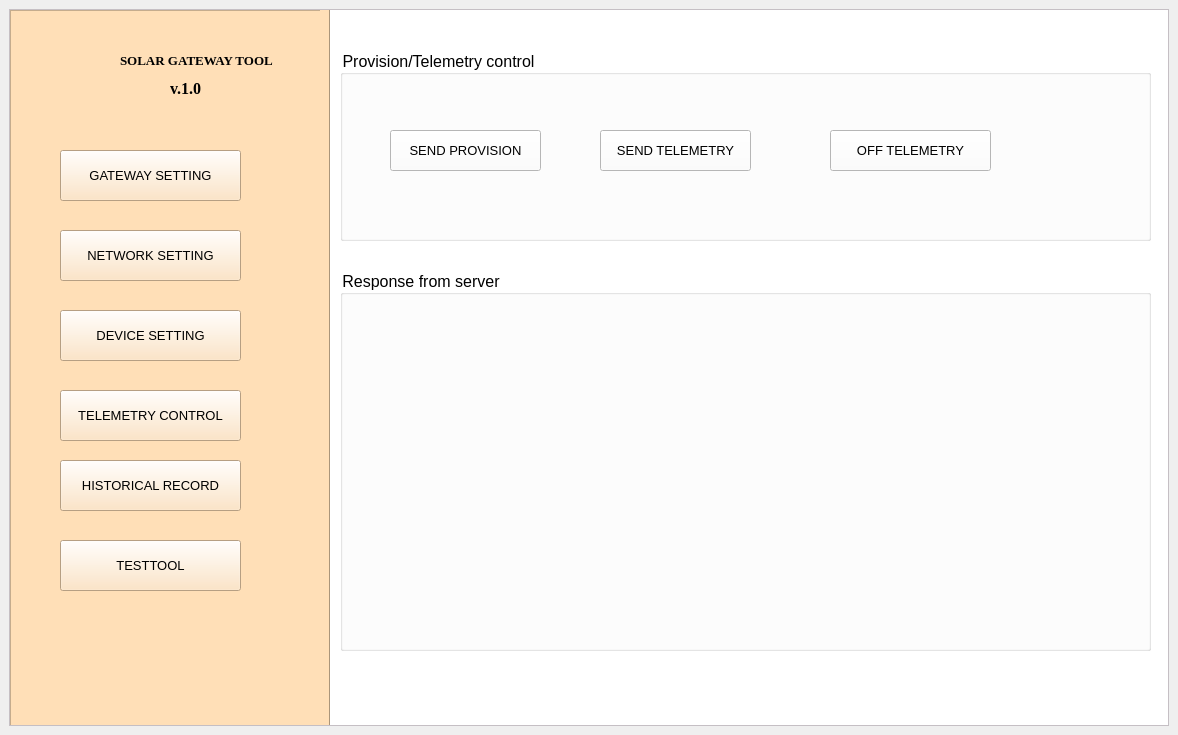
The window that Thesis/configUI/UI/telemetry.ui (tnt310/ptn209b3) describes before a commit, drawn with Qt 5.
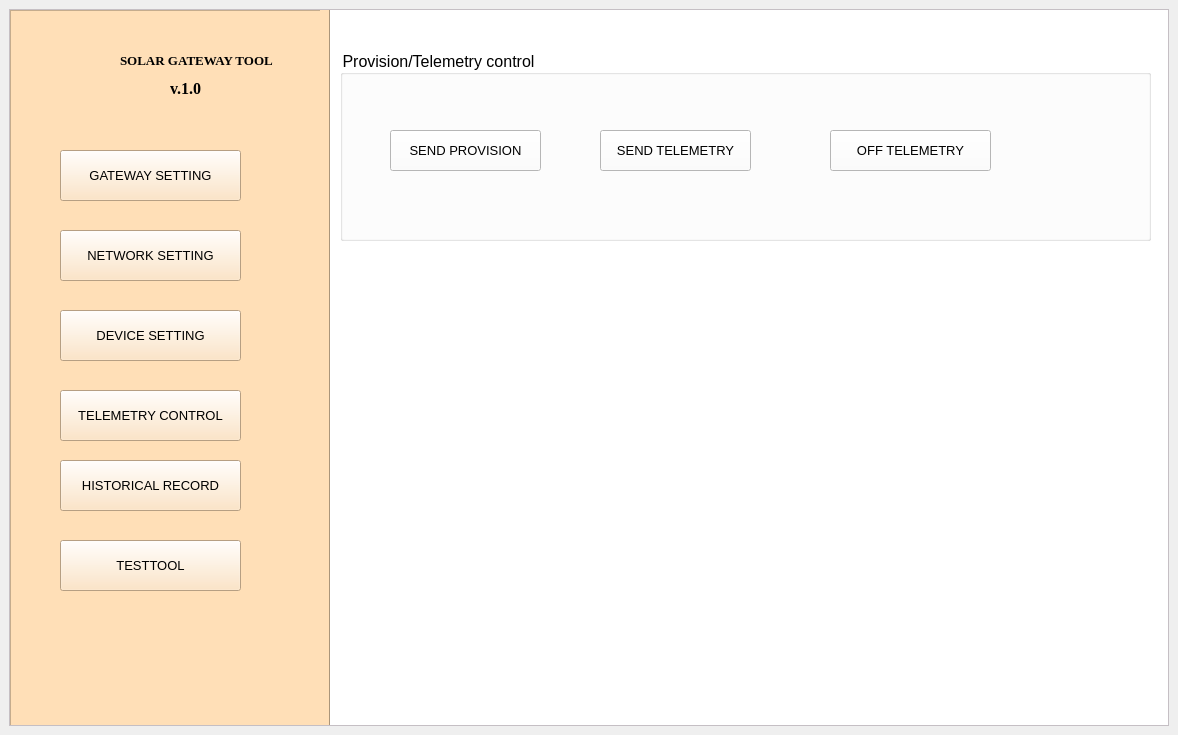
The same window after the commit. Icons and pictures are not drawn.

What changed in the file:
```diff
--- a/Thesis/configUI/UI/telemetry.ui
+++ b/Thesis/configUI/UI/telemetry.ui
@@ -338,25 +338,6 @@
           </property>
          </widget>
         </widget>
-        <widget class="QGroupBox" name="groupBox_3">
-         <property name="geometry">
-          <rect>
-           <x>10</x>
-           <y>260</y>
-           <width>811</width>
-           <height>381</height>
-          </rect>
-         </property>
-         <property name="font">
-          <font>
-           <pointsize>12</pointsize>
-           <underline>false</underline>
-          </font>
-         </property>
-         <property name="title">
-          <string>Response from server</string>
-         </property>
-        </widget>
        </widget>
       </widget>
      </widget>
```
